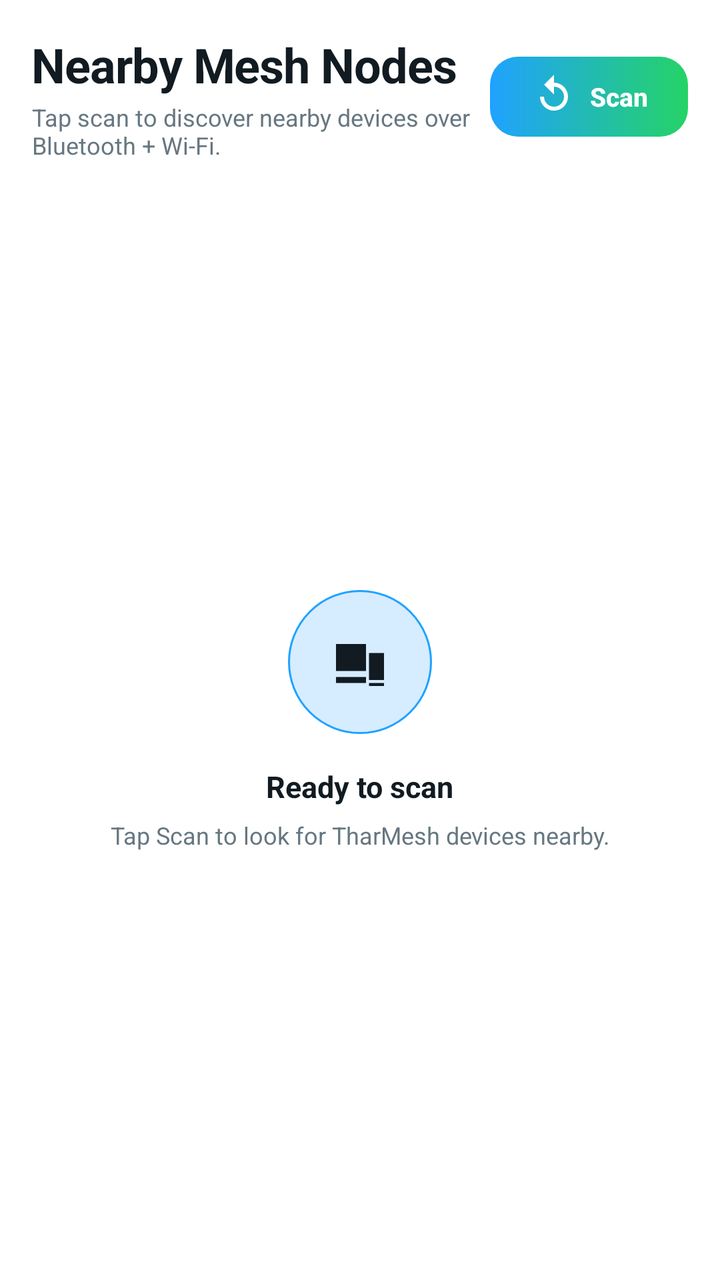
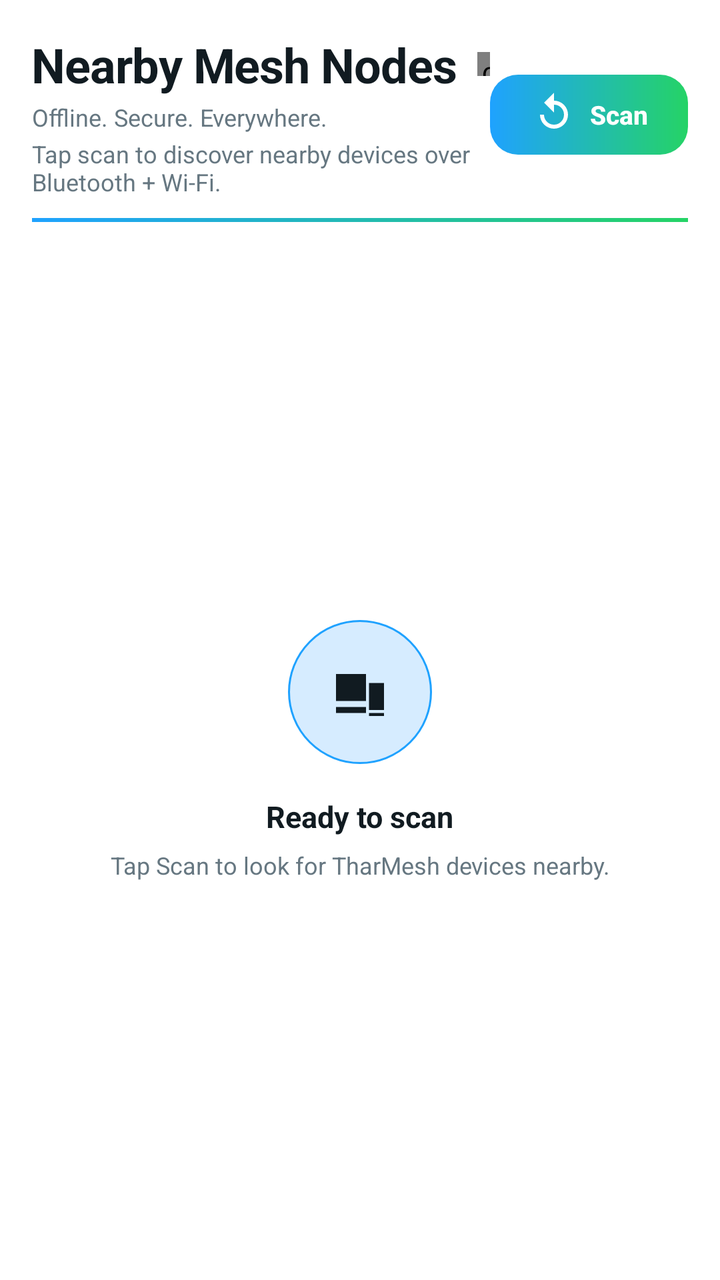

Compare the two renders of this Android layout. The source of the first and the diff that turns it into the second are given below.
<!-- AndroidManifest.xml: application theme Theme.TharMesh -->
<!-- res/layout/fragment_devices.xml -->
<?xml version="1.0" encoding="utf-8"?>
<LinearLayout xmlns:android="http://schemas.android.com/apk/res/android"
    android:layout_width="match_parent"
    android:layout_height="match_parent"
    android:background="@drawable/bg_screen_gradient"
    android:orientation="vertical"
    android:padding="16dp">

    <LinearLayout
        android:layout_width="match_parent"
        android:layout_height="wrap_content"
        android:gravity="center_vertical"
        android:orientation="horizontal">

        <LinearLayout
            android:layout_width="0dp"
            android:layout_height="wrap_content"
            android:layout_weight="1"
            android:orientation="vertical">

            <TextView
                style="@style/Text.H1"
                android:layout_width="wrap_content"
                android:layout_height="wrap_content"
                android:text="@string/devices_title" />

            <TextView
                style="@style/Text.Caption"
                android:layout_width="match_parent"
                android:layout_height="wrap_content"
                android:layout_marginTop="2dp"
                android:text="@string/devices_sub" />
        </LinearLayout>

        <Button
            android:id="@+id/button_scan"
            style="@style/TmButton.Primary"
            android:layout_width="wrap_content"
            android:layout_height="40dp"
            android:drawableStart="@drawable/ic_refresh"
            android:drawablePadding="6dp"
            android:text="@string/devices_scan"
            android:textSize="13sp" />
    </LinearLayout>

    <FrameLayout
        android:layout_width="match_parent"
        android:layout_height="0dp"
        android:layout_marginTop="16dp"
        android:layout_weight="1">

        <androidx.recyclerview.widget.RecyclerView
            android:id="@+id/recycler_devices"
            android:layout_width="match_parent"
            android:layout_height="match_parent"
            android:clipToPadding="false"
            android:paddingBottom="16dp" />

        <LinearLayout
            android:id="@+id/empty_state"
            android:layout_width="match_parent"
            android:layout_height="wrap_content"
            android:layout_gravity="center"
            android:gravity="center_horizontal"
            android:orientation="vertical"
            android:padding="24dp"
            android:visibility="visible">

            <FrameLayout
                android:layout_width="72dp"
                android:layout_height="72dp"
                android:background="@drawable/bg_round_icon_cyan">

                <ImageView
                    android:layout_width="36dp"
                    android:layout_height="36dp"
                    android:layout_gravity="center"
                    android:src="@drawable/ic_devices" />
            </FrameLayout>

            <TextView
                android:id="@+id/empty_title"
                style="@style/Text.H3"
                android:layout_width="wrap_content"
                android:layout_height="wrap_content"
                android:layout_marginTop="16dp"
                android:text="@string/devices_idle" />

            <TextView
                android:id="@+id/empty_sub"
                style="@style/Text.Caption"
                android:layout_width="wrap_content"
                android:layout_height="wrap_content"
                android:layout_marginTop="6dp"
                android:gravity="center"
                android:text="@string/devices_idle_sub" />
        </LinearLayout>
    </FrameLayout>

</LinearLayout>
<!-- resources referenced by this layout -->
<resources>
  <style name="Theme.TharMesh" parent="Theme.MaterialComponents.DayNight.NoActionBar">
          
          <item name="colorPrimary">@color/tm_light_neon_green</item>
          <item name="colorPrimaryVariant">@color/tm_light_neon_green_dim</item>
          <item name="colorOnPrimary">@color/tm_light_bg</item>
          <item name="colorSecondary">@color/tm_light_neon_cyan</item>
          <item name="colorSecondaryVariant">@color/tm_light_neon_cyan_dim</item>
          <item name="colorOnSecondary">@color/tm_light_bg</item>
          <item name="colorSurface">@color/tm_light_surface</item>
          <item name="colorOnSurface">@color/tm_light_text_primary</item>
          <item name="android:colorBackground">@color/tm_light_bg</item>
          <item name="android:textColorPrimary">@color/tm_light_text_primary</item>
          <item name="android:textColorSecondary">@color/tm_light_text_secondary</item>
          <item name="android:windowBackground">@color/tm_light_bg</item>
          <item name="android:statusBarColor" tools:targetApi="l">@color/tm_light_bg</item>
          <item name="android:navigationBarColor" tools:targetApi="l">@color/tm_light_bg</item>
          <item name="android:windowLightStatusBar" tools:targetApi="m">true</item>
  
          
          <item name="tmBg">@color/tm_light_bg</item>
          <item name="tmBg2">@color/tm_light_bg_2</item>
          <item name="tmSurface">@color/tm_light_surface</item>
          <item name="tmSurface2">@color/tm_light_surface_2</item>
          <item name="tmSurfaceGlass">@color/tm_light_surface_glass</item>
          <item name="tmStroke">@color/tm_light_stroke</item>
          <item name="tmStrokeSoft">@color/tm_light_stroke_soft</item>
  
          <item name="tmTextPrimary">@color/tm_light_text_primary</item>
          <item name="tmTextSecondary">@color/tm_light_text_secondary</item>
          <item name="tmTextMuted">@color/tm_light_text_muted</item>
  
          <item name="tmNeonCyan">@color/tm_light_neon_cyan</item>
          <item name="tmNeonCyanDim">@color/tm_light_neon_cyan_dim</item>
          <item name="tmNeonGreen">@color/tm_light_neon_green</item>
          <item name="tmNeonGreenDim">@color/tm_light_neon_green_dim</item>
          <item name="tmDesertAmber">@color/tm_light_desert_amber</item>
          <item name="tmDanger">@color/tm_light_danger</item>
          <item name="tmDangerDim">@color/tm_light_danger_dim</item>
          <item name="tmWarning">@color/tm_light_warning</item>
  
          <item name="tmBubbleMeStart">@color/tm_light_bubble_me_start</item>
          <item name="tmBubbleMeEnd">@color/tm_light_bubble_me_end</item>
          <item name="tmBubblePeer">@color/tm_light_bubble_peer</item>
          <item name="tmBubbleTextMe">@color/tm_light_bubble_text_me</item>
          <item name="tmBubbleTextPeer">@color/tm_light_bubble_text_peer</item>
  
          <item name="tmTickRead">@color/tm_light_tick_read</item>
          <item name="tmTickDefault">@color/tm_light_tick_default</item>
          <item name="tmUnreadBadge">@color/tm_light_unread_badge</item>
          <item name="tmUnreadBadgeText">@color/tm_light_unread_badge_text</item>
  
          <item name="tmGradientTop">@color/tm_light_gradient_top</item>
          <item name="tmGradientBottom">@color/tm_light_gradient_bottom</item>
          <item name="tmGlowCyan20">@color/tm_light_glow_cyan_20</item>
          <item name="tmGlowGreen20">@color/tm_light_glow_green_20</item>
          <item name="tmGlowDanger20">@color/tm_light_glow_danger_20</item>
  
          <item name="tmSearchFill">@color/tm_light_search_fill</item>
      </style>
  <!-- unchanged entries left out for length: 47 -->
</resources>

<!-- the commit's change to res/layout/fragment_devices.xml (unified diff, before → after) -->
@@ -6,6 +6,7 @@
     android:orientation="vertical"
     android:padding="16dp">
 
+    
     <LinearLayout
         android:layout_width="match_parent"
         android:layout_height="wrap_content"
@@ -18,11 +19,31 @@
             android:layout_weight="1"
             android:orientation="vertical">
 
+            <LinearLayout
+                android:layout_width="match_parent"
+                android:layout_height="wrap_content"
+                android:gravity="center_vertical"
+                android:orientation="horizontal">
+
+                <TextView
+                    style="@style/Text.H1"
+                    android:layout_width="wrap_content"
+                    android:layout_height="wrap_content"
+                    android:text="@string/devices_title" />
+
+                <com.tharmesh.ui.widget.PulsingDot
+                    android:id="@+id/dot_brand_status"
+                    android:layout_width="12dp"
+                    android:layout_height="12dp"
+                    android:layout_marginStart="10dp" />
+            </LinearLayout>
+
             <TextView
-                style="@style/Text.H1"
-                android:layout_width="wrap_content"
+                style="@style/Text.Caption"
+                android:layout_width="match_parent"
                 android:layout_height="wrap_content"
-                android:text="@string/devices_title" />
+                android:layout_marginTop="2dp"
+                android:text="@string/app_subtagline" />
 
             <TextView
                 style="@style/Text.Caption"
@@ -42,6 +63,12 @@
             android:text="@string/devices_scan"
             android:textSize="13sp" />
     </LinearLayout>
+
+    <View
+        android:layout_width="match_parent"
+        android:layout_height="2dp"
+        android:layout_marginTop="10dp"
+        android:background="@drawable/bg_brand_accent_underline" />
 
     <FrameLayout
         android:layout_width="match_parent"
<!-- resource entries referenced after the edit -->
@@ -1,5 +1,17 @@
 <!-- resources referenced by this layout -->
 <resources>
+  <!-- drawable bg_brand_accent_underline (drawable) -->
+  <?xml version="1.0" encoding="utf-8"?>
+  <shape xmlns:android="http://schemas.android.com/apk/res/android"
+      android:shape="rectangle">
+      <gradient
+          android:type="linear"
+          android:angle="0"
+          android:startColor="?attr/tmGradientAccentStart"
+          android:endColor="?attr/tmGradientAccentEnd" />
+      <size android:height="2dp" />
+  </shape>
+  <string name="app_subtagline">Offline. Secure. Everywhere.</string>
   <style name="Theme.TharMesh" parent="Theme.MaterialComponents.DayNight.NoActionBar">
           
           <item name="colorPrimary">@color/tm_light_neon_green</item>
@@ -58,7 +70,29 @@
           <item name="tmGlowDanger20">@color/tm_light_glow_danger_20</item>
   
           <item name="tmSearchFill">@color/tm_light_search_fill</item>
+  
+          
+          <item name="tmSurfaceGlassRaised">@color/tm_light_surface_glass_raised</item>
+          <item name="tmSurfaceGlassFloating">@color/tm_light_surface_glass_floating</item>
+          <item name="tmGlassHighlight">@color/tm_light_glass_highlight</item>
+          <item name="tmGradientAccentStart">@color/tm_light_gradient_accent_start</item>
+          <item name="tmGradientAccentEnd">@color/tm_light_gradient_accent_end</item>
+          <item name="tmShadowSoft">@color/tm_light_shadow_soft</item>
+          <item name="tmDotConnected">@color/tm_light_dot_connected</item>
+          <item name="tmDotSearching">@color/tm_light_dot_searching</item>
+          <item name="tmDotOffline">@color/tm_light_dot_offline</item>
+          <item name="tmDotDegraded">@color/tm_light_dot_degraded</item>
       </style>
+  <color name="tm_light_surface_glass_raised">#F2FFFFFF</color>
+  <color name="tm_light_surface_glass_floating">#E6FFFFFF</color>
+  <color name="tm_light_glass_highlight">#33FFFFFF</color>
+  <color name="tm_light_gradient_accent_start">#1FA2FF</color>
+  <color name="tm_light_gradient_accent_end">#25D366</color>
+  <color name="tm_light_shadow_soft">#26000000</color>
+  <color name="tm_light_dot_connected">#25D366</color>
+  <color name="tm_light_dot_searching">#1FA2FF</color>
+  <color name="tm_light_dot_offline">#8696A0</color>
+  <color name="tm_light_dot_degraded">#F09D38</color>
   <!-- unchanged entries left out for length: 47 -->
 </resources>
 
